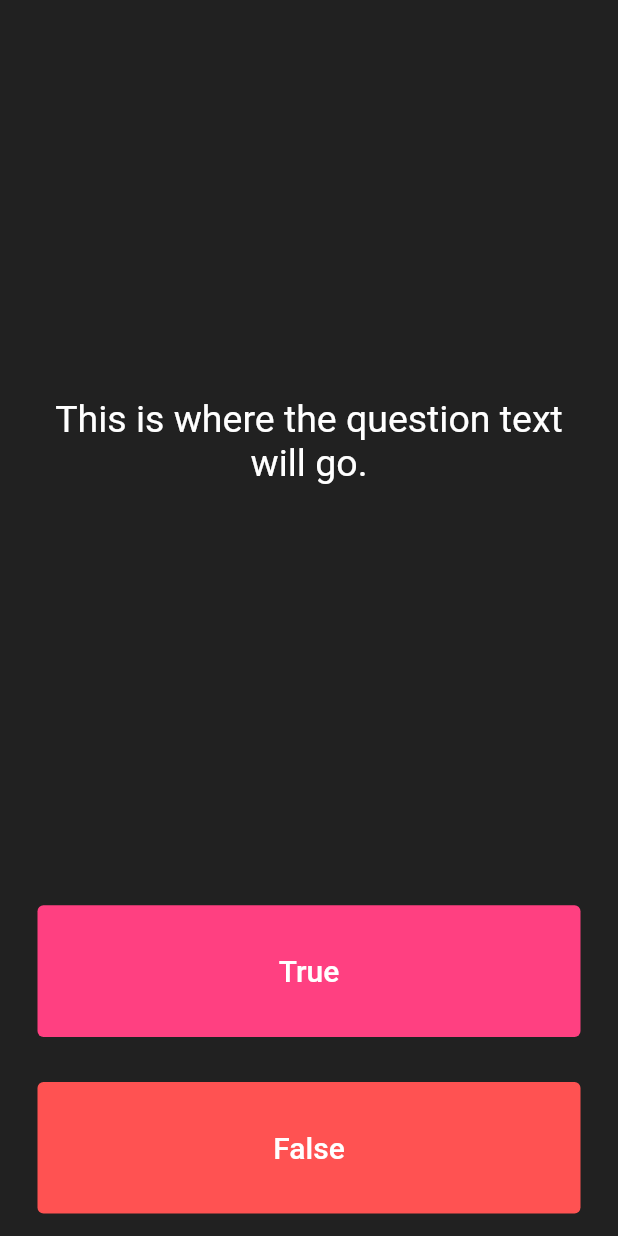
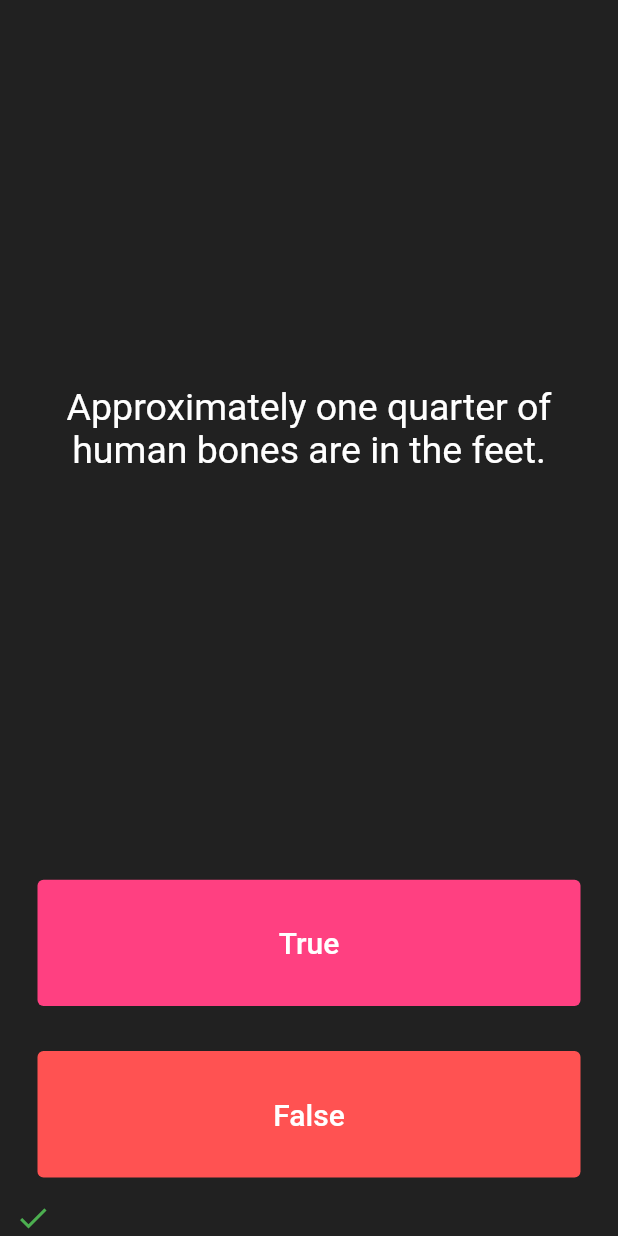
Before and after one commit to alriyadsouza/quizzler_flutter, a Flutter app: the screen it shows after launch, after a tap on "True", on a phone screen of 412 x 824 dp. Run offline on Flutter 3.47's test engine with Material 2 defaults, Android fonts, the phone set to English and light mode, and no system bars.

Commit message:
Added question

```diff
--- a/lib/main.dart
+++ b/lib/main.dart
@@ -29,21 +29,30 @@ class QuizPage extends StatefulWidget {
 }
 
 class _QuizPageState extends State<QuizPage> {
+  int questionNumber=0;
+  List<Widget> scoreKeeper=[];
+
+  List<String> questions=[
+    'You can lead a cow down stairs but not up stairs.',
+    'Approximately one quarter of human bones are in the feet.',
+    'A slug\'s blood is green.'
+  ];
+
   @override
   Widget build(BuildContext context) {
     return Column(
       mainAxisAlignment: MainAxisAlignment.spaceBetween,
       crossAxisAlignment: CrossAxisAlignment.stretch,
       children: <Widget>[
-        const Expanded(
+         Expanded(
           flex: 5,
           child: Padding(
             padding: EdgeInsets.all(10.0),
             child: Center(
               child: Text(
-                'This is where the question text will go.',
+                questions[questionNumber],
                 textAlign: TextAlign.center,
-                style: TextStyle(
+                style: const TextStyle(
                   fontSize: 25.0,
                   color: Colors.white,
                 ),
@@ -67,7 +76,14 @@ class _QuizPageState extends State<QuizPage> {
                 ),
               ),
               onPressed: () {
-                //The user picked true.
+                setState(() {
+                  scoreKeeper.add(
+                      const Icon(
+                        Icons.check, color: Colors.green,
+                      ),
+                  );
+                  questionNumber++;
+                });
               },
             ),
           ),
@@ -87,12 +103,21 @@ class _QuizPageState extends State<QuizPage> {
                 ),
               ),
               onPressed: () {
-                //The user picked false.
+                setState(() {
+                  scoreKeeper.add(
+                    const Icon(
+                      Icons.close, color: Colors.red,
+                    ),
+                  );
+                  questionNumber++;
+                });
               },
             ),
           ),
         ),
-        //TODO: Add a Row here as your score keeper
+        Row(
+          children: scoreKeeper,
+        ),
       ],
     );
   }
```
